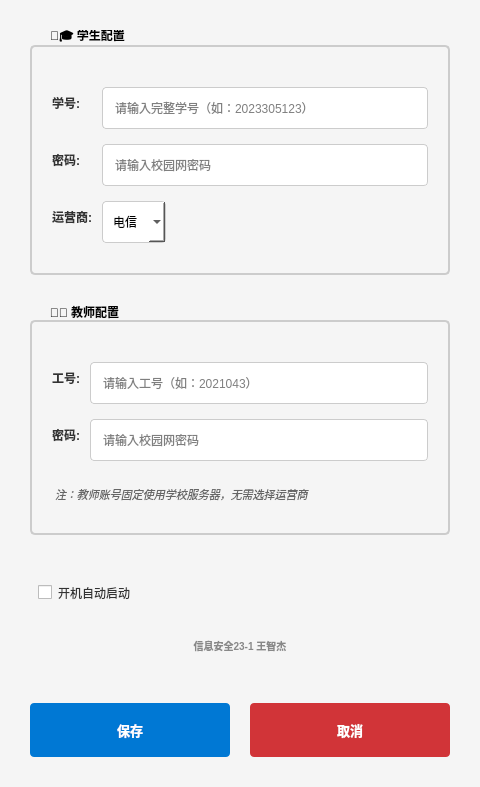
Before: the Qt Designer form config_dialog.ui in Mengxun326/AUST-WIFI, drawn with Qt 5.
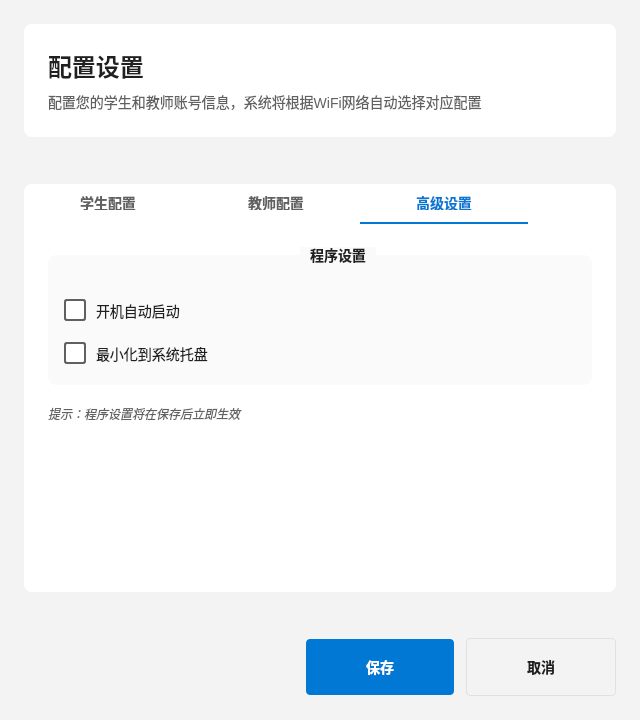
After: the same form once the commit is applied. The open tabs and pages were chosen to show the change.

What changed in the file:
```diff
--- a/config_dialog.ui
+++ b/config_dialog.ui
@@ -6,10 +6,16 @@
    <rect>
     <x>0</x>
     <y>0</y>
-    <width>480</width>
-    <height>600</height>
+    <width>640</width>
+    <height>720</height>
    </rect>
   </property>
+  <property name="minimumSize">
+   <size>
+    <width>600</width>
+    <height>680</height>
+   </size>
+  </property>
   <property name="windowTitle">
    <string>AUST WiFi 双用户配置</string>
   </property>
@@ -17,86 +23,237 @@
    <bool>true</bool>
   </property>
   <property name="styleSheet">
-   <string notr="true">QDialog {
-    background-color: #f5f5f5;
+   <string notr="true">/* Windows 11 Fluent Design Style - Config Dialog */
+QDialog {
+    background-color: #F3F3F3;
+    font-family: "Segoe UI Variable", "Segoe UI", -apple-system, BlinkMacSystemFont, sans-serif;
 }
 
+/* 卡片样式 */
+QFrame#headerCard, QFrame#contentCard {
+    background-color: #FFFFFF;
+    border: none;
+    border-radius: 8px;
+    padding: 0px;
+}
+
+/* 标题样式 */
+QLabel#dialogTitleLabel {
+    font-size: 24px;
+    font-weight: 600;
+    color: #202020;
+    background: transparent;
+    border: none;
+    padding: 0px;
+}
+
+QLabel#dialogSubtitleLabel {
+    font-size: 14px;
+    font-weight: 400;
+    color: #606060;
+    background: transparent;
+    border: none;
+    padding: 0px;
+}
+
+/* 选项卡样式 - Windows 11风格 */
+QTabWidget::pane {
+    border: none;
+    background-color: #FFFFFF;
+    border-radius: 8px;
+    margin-top: -1px;
+    min-height: 400px;
+}
+
+QTabBar::tab {
+    background-color: transparent;
+    color: #606060;
+    font-size: 14px;
+    font-weight: 500;
+    padding: 12px 24px;
+    border: none;
+    border-bottom: 2px solid transparent;
+    min-width: 120px;
+}
+
+QTabBar::tab:selected {
+    color: #0078D4;
+    border-bottom: 2px solid #0078D4;
+    background-color: transparent;
+}
+
+QTabBar::tab:hover:!selected {
+    color: #202020;
+    background-color: #F9F9F9;
+}
+
+QTabBar::tab:first {
+    margin-left: 0px;
+}
+
+/* 分组框样式 */
+QGroupBox {
+    border: none;
+    border-radius: 8px;
+    background-color: #FAFAFA;
+    margin-top: 8px;
+    padding-top: 20px;
+    font-size: 14px;
+    font-weight: 600;
+    color: #202020;
+}
+
+QGroupBox::title {
+    subcontrol-origin: margin;
+    subcontrol-position: top;
+    left: 16px;
+    padding: 0px 8px;
+    background-color: #FAFAFA;
+    color: #202020;
+    font-size: 14px;
+    font-weight: 600;
+}
+
+/* 标签样式 */
 QLabel {
-    color: #333;
-    font-size: 12px;
-    font-weight: bold;
+    font-size: 13px;
+    font-weight: 500;
+    color: #202020;
+    background: transparent;
+    border: none;
+    padding: 0px;
 }
 
+/* 输入框样式 - Windows 11风格 */
 QLineEdit {
-    border: 1px solid #ccc;
+    border: 1px solid #E1E1E1;
     border-radius: 4px;
-    padding: 10px;
-    font-size: 12px;
-    background-color: white;
+    padding: 10px 12px;
+    font-size: 14px;
+    background-color: #FFFFFF;
+    color: #202020;
     min-height: 20px;
+    selection-background-color: #0078D4;
+    selection-color: #FFFFFF;
 }
 
 QLineEdit:focus {
     border-color: #0078d4;
 }
 
+QLineEdit:hover:!focus {
+    border-color: #C1C1C1;
+}
+
+QLineEdit:disabled {
+    background-color: #F3F3F3;
+    color: #A0A0A0;
+    border-color: #E1E1E1;
+}
+
+/* 下拉框样式 */
 QComboBox {
-    border: 1px solid #ccc;
+    border: 1px solid #E1E1E1;
     border-radius: 4px;
-    padding: 10px;
-    font-size: 12px;
-    background-color: white;
+    padding: 10px 12px;
+    font-size: 14px;
+    background-color: #FFFFFF;
+    color: #202020;
     min-height: 20px;
+    selection-background-color: #0078D4;
+    selection-color: #FFFFFF;
 }
 
 QComboBox:focus {
     border-color: #0078d4;
 }
 
+QComboBox:hover:!focus {
+    border-color: #C1C1C1;
+}
+
+QComboBox::drop-down {
+    border: none;
+    width: 30px;
+    background-color: transparent;
+}
+
+QComboBox::down-arrow {
+    width: 12px;
+    height: 12px;
+}
+
+QComboBox QAbstractItemView {
+    border: 1px solid #E1E1E1;
+    border-radius: 4px;
+    background-color: #FFFFFF;
+    selection-background-color: #E8F4FD;
+    selection-color: #202020;
+    padding: 4px;
+}
+
+/* 复选框样式 */
 QCheckBox {
-    font-size: 12px;
-    color: #333;
-    padding: 8px;
+    font-size: 14px;
+    font-weight: 400;
+    color: #202020;
+    spacing: 10px;
 }
 
-QGroupBox {
-    font-weight: bold;
-    border: 2px solid #ccc;
-    border-radius: 5px;
-    margin-top: 15px;
-    margin-bottom: 10px;
-    padding-top: 15px;
-    padding-bottom: 10px;
+QCheckBox::indicator {
+    width: 18px;
+    height: 18px;
+    border: 2px solid #606060;
+    border-radius: 3px;
+    background-color: #FFFFFF;
 }
 
-QGroupBox::title {
-    subcontrol-origin: margin;
-    left: 10px;
-    padding: 0 8px 0 8px;
-    font-size: 13px;
+QCheckBox::indicator:hover {
+    border-color: #0078D4;
 }
 
-QPushButton {
-    background-color: #0078d4;
+QCheckBox::indicator:checked {
+    background-color: #0078D4;
+    border-color: #0078D4;
+    image: none;
+}
+
+/* 按钮样式 */
+QPushButton#saveButton {
+    background-color: #0078D4;
     border: none;
     border-radius: 4px;
-    color: white;
-    font-size: 13px;
-    padding: 12px 20px;
-    min-height: 30px;
-    font-weight: bold;
+    color: #FFFFFF;
+    font-size: 14px;
+    font-weight: 500;
+    padding: 10px 24px;
+    min-height: 36px;
+    min-width: 100px;
 }
 
 QPushButton:hover {
     background-color: #106ebe;
 }
 
-QPushButton:pressed {
-    background-color: #005a9e;
+QPushButton#saveButton:pressed {
+    background-color: #005A9E;
+}
+
+QPushButton#saveButton:disabled {
+    background-color: #E1E1E1;
+    color: #A0A0A0;
 }
 
 QPushButton#cancelButton {
-    background-color: #d13438;
+    background-color: transparent;
+    border: 1px solid #E1E1E1;
+    border-radius: 4px;
+    color: #202020;
+    font-size: 14px;
+    font-weight: 500;
+    padding: 10px 24px;
+    min-height: 36px;
+    min-width: 100px;
 }
 
 QPushButton#cancelButton:hover {
@@ -104,62 +261,181 @@
 }
 
 QPushButton#cancelButton:pressed {
-    background-color: #9a272a;
+    background-color: #F3F3F3;
+}
+
+/* 提示文本 */
+QLabel#hintLabel, QLabel#studentHintLabel, QLabel#teacherHintLabel, QLabel#settingsHintLabel {
+    font-size: 12px;
+    font-weight: 400;
+    color: #606060;
+    font-style: italic;
+    background: transparent;
+    border: none;
+    padding: 0px;
+}
+
+/* 分隔线 */
+QFrame#divider {
+    background-color: #E1E1E1;
+    max-height: 1px;
+    min-height: 1px;
+    border: none;
 }</string>
   </property>
   <layout class="QVBoxLayout" name="mainLayout">
    <property name="spacing">
+    <number>0</number>
+   </property>
+   <property name="leftMargin">
+    <number>24</number>
+   </property>
+   <property name="topMargin">
+    <number>24</number>
+   </property>
+   <property name="rightMargin">
+    <number>24</number>
+   </property>
+   <property name="bottomMargin">
+    <number>24</number>
+   </property>
+   <item>
+    <widget class="QFrame" name="headerCard">
+     <property name="frameShape">
+      <enum>QFrame::NoFrame</enum>
+     </property>
+     <property name="frameShadow">
+      <enum>QFrame::Raised</enum>
+     </property>
+     <layout class="QVBoxLayout" name="headerLayout">
+      <property name="spacing">
+       <number>8</number>
+      </property>
+      <property name="leftMargin">
+       <number>24</number>
+      </property>
+      <property name="topMargin">
+       <number>24</number>
+      </property>
+      <property name="rightMargin">
+       <number>24</number>
+      </property>
+      <property name="bottomMargin">
+       <number>24</number>
+      </property>
+      <item>
+       <widget class="QLabel" name="dialogTitleLabel">
+        <property name="text">
+         <string>配置设置</string>
+        </property>
+       </widget>
+      </item>
+      <item>
+       <widget class="QLabel" name="dialogSubtitleLabel">
+        <property name="text">
+         <string>配置您的学生和教师账号信息，系统将根据WiFi网络自动选择对应配置</string>
+        </property>
+       </widget>
+      </item>
+     </layout>
+    </widget>
+   </item>
+   <item>
+    <spacer name="headerSpacer">
+     <property name="orientation">
+      <enum>Qt::Vertical</enum>
+     </property>
+     <property name="sizeHint">
+      <size>
+       <width>20</width>
+       <height>16</height>
+      </size>
+     </property>
+    </spacer>
+   </item>
+   <item>
+    <widget class="QFrame" name="contentCard">
+     <property name="frameShape">
+      <enum>QFrame::NoFrame</enum>
+     </property>
+     <property name="frameShadow">
+      <enum>QFrame::Raised</enum>
+     </property>
+     <layout class="QVBoxLayout" name="contentLayout">
+      <property name="spacing">
+       <number>0</number>
+      </property>
+      <property name="leftMargin">
+       <number>0</number>
+      </property>
+      <property name="topMargin">
+       <number>0</number>
+      </property>
+      <property name="rightMargin">
+       <number>0</number>
+      </property>
+      <property name="bottomMargin">
+       <number>0</number>
+      </property>
+      <item>
+       <widget class="QTabWidget" name="tabWidget">
+        <property name="currentIndex">
+         <number>0</number>
+        </property>
+        <widget class="QWidget" name="studentTab">
+         <attribute name="title">
+          <string>学生配置</string>
+         </attribute>
+         <layout class="QVBoxLayout" name="studentTabLayout">
+          <property name="spacing">
     <number>20</number>
    </property>
    <property name="leftMargin">
-    <number>30</number>
+           <number>24</number>
    </property>
    <property name="topMargin">
-    <number>30</number>
+           <number>24</number>
    </property>
    <property name="rightMargin">
-    <number>30</number>
+           <number>24</number>
    </property>
    <property name="bottomMargin">
-    <number>30</number>
+           <number>24</number>
    </property>
    <item>
     <widget class="QGroupBox" name="studentGroup">
      <property name="title">
-      <string>👨‍🎓 学生配置</string>
+             <string>学生账号信息</string>
      </property>
      <layout class="QFormLayout" name="studentLayout">
       <property name="labelAlignment">
-       <set>Qt::AlignLeading|Qt::AlignLeft|Qt::AlignVCenter</set>
+              <set>Qt::AlignRight|Qt::AlignTrailing|Qt::AlignVCenter</set>
       </property>
       <property name="formAlignment">
-       <set>Qt::AlignLeading|Qt::AlignLeft|Qt::AlignTop</set>
+              <set>Qt::AlignHCenter|Qt::AlignTop</set>
       </property>
       <property name="horizontalSpacing">
-       <number>10</number>
+              <number>16</number>
       </property>
       <property name="verticalSpacing">
-       <number>15</number>
+              <number>20</number>
       </property>
       <property name="leftMargin">
-       <number>20</number>
+              <number>16</number>
       </property>
       <property name="topMargin">
-       <number>25</number>
+              <number>24</number>
       </property>
       <property name="rightMargin">
-       <number>20</number>
+              <number>16</number>
       </property>
       <property name="bottomMargin">
        <number>20</number>
       </property>
-      <property name="fieldGrowthPolicy">
-       <enum>QFormLayout::ExpandingFieldsGrow</enum>
-      </property>
       <item row="0" column="0">
        <widget class="QLabel" name="studentUserLabel">
         <property name="text">
-         <string>学号:</string>
+                <string>学号</string>
         </property>
        </widget>
       </item>
@@ -173,7 +449,7 @@
       <item row="1" column="0">
        <widget class="QLabel" name="studentPasswordLabel">
         <property name="text">
-         <string>密码:</string>
+                <string>密码</string>
         </property>
        </widget>
       </item>
@@ -183,14 +459,14 @@
          <enum>QLineEdit::Password</enum>
         </property>
         <property name="placeholderText">
-         <string>请输入校园网密码</string>
+                <string>请输入校园网登录密码</string>
         </property>
        </widget>
       </item>
       <item row="2" column="0">
        <widget class="QLabel" name="studentServerLabel">
         <property name="text">
-         <string>运营商:</string>
+                <string>运营商</string>
         </property>
        </widget>
       </item>
@@ -217,56 +493,98 @@
     </widget>
    </item>
    <item>
+           <widget class="QLabel" name="studentHintLabel">
+            <property name="text">
+             <string>提示：学生账号需要选择对应的网络运营商（电信、联通或移动）</string>
+            </property>
+            <property name="wordWrap">
+             <bool>true</bool>
+            </property>
+           </widget>
+          </item>
+          <item>
+           <spacer name="studentSpacer">
+            <property name="orientation">
+             <enum>Qt::Vertical</enum>
+            </property>
+            <property name="sizeHint">
+             <size>
+              <width>20</width>
+              <height>40</height>
+             </size>
+            </property>
+           </spacer>
+          </item>
+         </layout>
+        </widget>
+        <widget class="QWidget" name="teacherTab">
+         <attribute name="title">
+          <string>教师配置</string>
+         </attribute>
+         <layout class="QVBoxLayout" name="teacherTabLayout">
+          <property name="spacing">
+           <number>20</number>
+          </property>
+          <property name="leftMargin">
+           <number>24</number>
+          </property>
+          <property name="topMargin">
+           <number>24</number>
+          </property>
+          <property name="rightMargin">
+           <number>24</number>
+          </property>
+          <property name="bottomMargin">
+           <number>24</number>
+          </property>
+          <item>
     <widget class="QGroupBox" name="teacherGroup">
      <property name="title">
-      <string>👨‍🏫 教师配置</string>
+             <string>教师账号信息</string>
      </property>
      <layout class="QFormLayout" name="teacherLayout">
       <property name="labelAlignment">
-       <set>Qt::AlignLeading|Qt::AlignLeft|Qt::AlignVCenter</set>
+              <set>Qt::AlignRight|Qt::AlignTrailing|Qt::AlignVCenter</set>
       </property>
       <property name="formAlignment">
-       <set>Qt::AlignLeading|Qt::AlignLeft|Qt::AlignTop</set>
+              <set>Qt::AlignHCenter|Qt::AlignTop</set>
       </property>
       <property name="horizontalSpacing">
-       <number>10</number>
+              <number>16</number>
       </property>
       <property name="verticalSpacing">
-       <number>15</number>
+              <number>20</number>
       </property>
       <property name="leftMargin">
-       <number>20</number>
+              <number>16</number>
       </property>
       <property name="topMargin">
-       <number>25</number>
+              <number>24</number>
       </property>
       <property name="rightMargin">
-       <number>20</number>
+              <number>16</number>
       </property>
       <property name="bottomMargin">
        <number>20</number>
       </property>
-      <property name="fieldGrowthPolicy">
-       <enum>QFormLayout::ExpandingFieldsGrow</enum>
-      </property>
       <item row="0" column="0">
        <widget class="QLabel" name="teacherUserLabel">
         <property name="text">
-         <string>工号:</string>
+                <string>工号</string>
         </property>
        </widget>
       </item>
       <item row="0" column="1">
        <widget class="QLineEdit" name="teacherUserEdit">
         <property name="placeholderText">
-         <string>请输入工号（如：2021043）</string>
+                <string>请输入工号（如：2023001）</string>
         </property>
        </widget>
       </item>
       <item row="1" column="0">
        <widget class="QLabel" name="teacherPasswordLabel">
         <property name="text">
-         <string>密码:</string>
+                <string>密码</string>
         </property>
        </widget>
       </item>
@@ -276,39 +594,79 @@
          <enum>QLineEdit::Password</enum>
         </property>
         <property name="placeholderText">
-         <string>请输入校园网密码</string>
+                <string>请输入校园网登录密码</string>
         </property>
        </widget>
       </item>
-      <item row="2" column="0" colspan="2">
-       <widget class="QLabel" name="teacherNote">
+            </layout>
+           </widget>
+          </item>
+          <item>
+           <widget class="QLabel" name="teacherHintLabel">
         <property name="text">
-         <string>注：教师账号固定使用学校服务器，无需选择运营商</string>
-        </property>
-        <property name="styleSheet">
-         <string notr="true">color: #666; font-size: 11px; font-weight: normal; font-style: italic; padding-top: 10px;</string>
-        </property>
-       </widget>
-      </item>
-     </layout>
+             <string>提示：教师账号固定使用学校统一服务器，无需选择运营商</string>
+            </property>
+            <property name="wordWrap">
+             <bool>true</bool>
+            </property>
     </widget>
    </item>
    <item>
-    <spacer name="verticalSpacer">
+           <spacer name="teacherSpacer">
      <property name="orientation">
       <enum>Qt::Vertical</enum>
      </property>
-     <property name="sizeType">
-      <enum>QSizePolicy::Fixed</enum>
-     </property>
      <property name="sizeHint">
       <size>
        <width>20</width>
-       <height>10</height>
+              <height>40</height>
       </size>
      </property>
     </spacer>
    </item>
+         </layout>
+        </widget>
+        <widget class="QWidget" name="settingsTab">
+         <attribute name="title">
+          <string>高级设置</string>
+         </attribute>
+         <layout class="QVBoxLayout" name="settingsTabLayout">
+          <property name="spacing">
+           <number>20</number>
+          </property>
+          <property name="leftMargin">
+           <number>24</number>
+          </property>
+          <property name="topMargin">
+           <number>24</number>
+          </property>
+          <property name="rightMargin">
+           <number>24</number>
+          </property>
+          <property name="bottomMargin">
+           <number>24</number>
+          </property>
+          <item>
+           <widget class="QGroupBox" name="settingsGroup">
+            <property name="title">
+             <string>程序设置</string>
+            </property>
+            <layout class="QVBoxLayout" name="settingsLayout">
+             <property name="spacing">
+              <number>20</number>
+             </property>
+             <property name="leftMargin">
+              <number>16</number>
+             </property>
+             <property name="topMargin">
+              <number>24</number>
+             </property>
+             <property name="rightMargin">
+              <number>16</number>
+             </property>
+             <property name="bottomMargin">
+              <number>20</number>
+             </property>
    <item>
     <widget class="QCheckBox" name="autoStartCheck">
      <property name="text">
@@ -317,46 +675,57 @@
     </widget>
    </item>
    <item>
-    <spacer name="verticalSpacer_2">
+              <widget class="QCheckBox" name="minimizeToTrayCheck">
+               <property name="text">
+                <string>最小化到系统托盘</string>
+               </property>
+               <property name="toolTip">
+                <string>关闭窗口时最小化到系统托盘而不是退出程序</string>
+               </property>
+              </widget>
+             </item>
+            </layout>
+           </widget>
+          </item>
+          <item>
+           <widget class="QLabel" name="settingsHintLabel">
+            <property name="text">
+             <string>提示：程序设置将在保存后立即生效</string>
+            </property>
+            <property name="wordWrap">
+             <bool>true</bool>
+            </property>
+           </widget>
+          </item>
+          <item>
+           <spacer name="settingsSpacer">
      <property name="orientation">
       <enum>Qt::Vertical</enum>
      </property>
-     <property name="sizeType">
-      <enum>QSizePolicy::Fixed</enum>
-     </property>
      <property name="sizeHint">
       <size>
        <width>20</width>
-       <height>8</height>
+              <height>40</height>
       </size>
      </property>
     </spacer>
    </item>
-   <item>
-    <widget class="QLabel" name="authorLabel">
-     <property name="text">
-      <string>信息安全23-1 王智杰</string>
-     </property>
-     <property name="alignment">
-      <set>Qt::AlignCenter</set>
-     </property>
-     <property name="styleSheet">
-      <string notr="true">color: #888; font-size: 10px;</string>
-     </property>
-    </widget>
-   </item>
+         </layout>
+        </widget>
+       </widget>
+      </item>
+     </layout>
+    </widget>
+   </item>
    <item>
     <spacer name="verticalSpacer_3">
      <property name="orientation">
       <enum>Qt::Vertical</enum>
      </property>
-     <property name="sizeType">
-      <enum>QSizePolicy::Fixed</enum>
-     </property>
      <property name="sizeHint">
       <size>
        <width>20</width>
-       <height>15</height>
+       <height>16</height>
       </size>
      </property>
     </spacer>
@@ -364,11 +733,21 @@
    <item>
     <layout class="QHBoxLayout" name="buttonLayout">
      <property name="spacing">
-      <number>20</number>
+      <number>12</number>
      </property>
-     <property name="topMargin">
-      <number>15</number>
-     </property>
+     <item>
+      <spacer name="buttonLeftSpacer">
+       <property name="orientation">
+        <enum>Qt::Horizontal</enum>
+       </property>
+       <property name="sizeHint">
+        <size>
+         <width>40</width>
+         <height>20</height>
+        </size>
+       </property>
+      </spacer>
+     </item>
      <item>
       <widget class="QPushButton" name="saveButton">
        <property name="text">
```
Left out of the diff: 23 changed lines with no effect on the pictures. Lines whose indentation alone changed are shown as unchanged.
